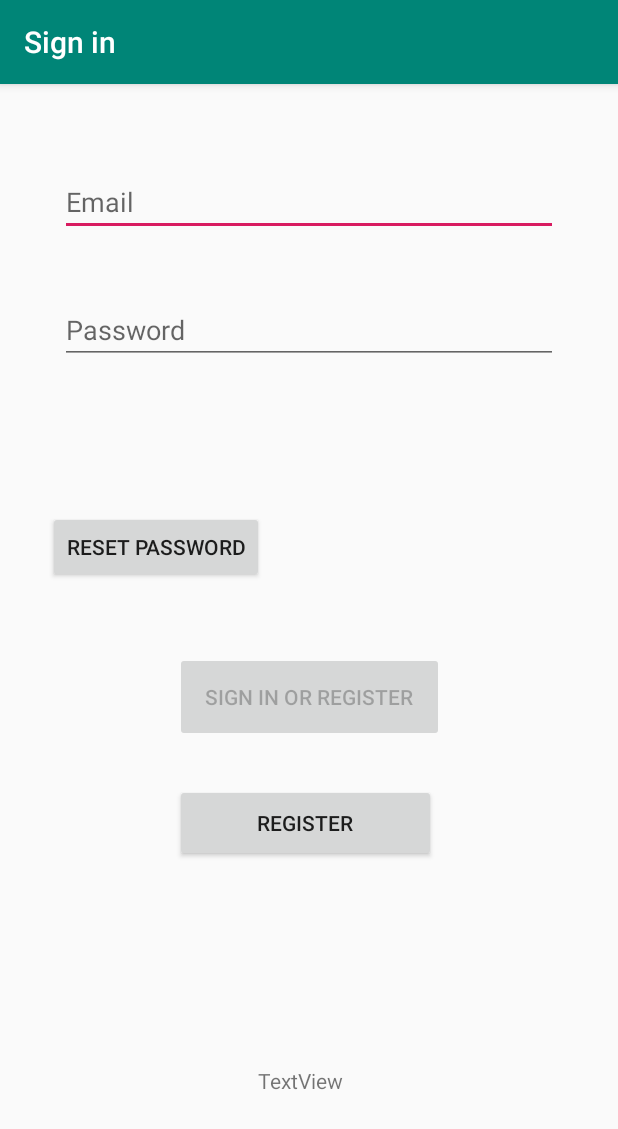
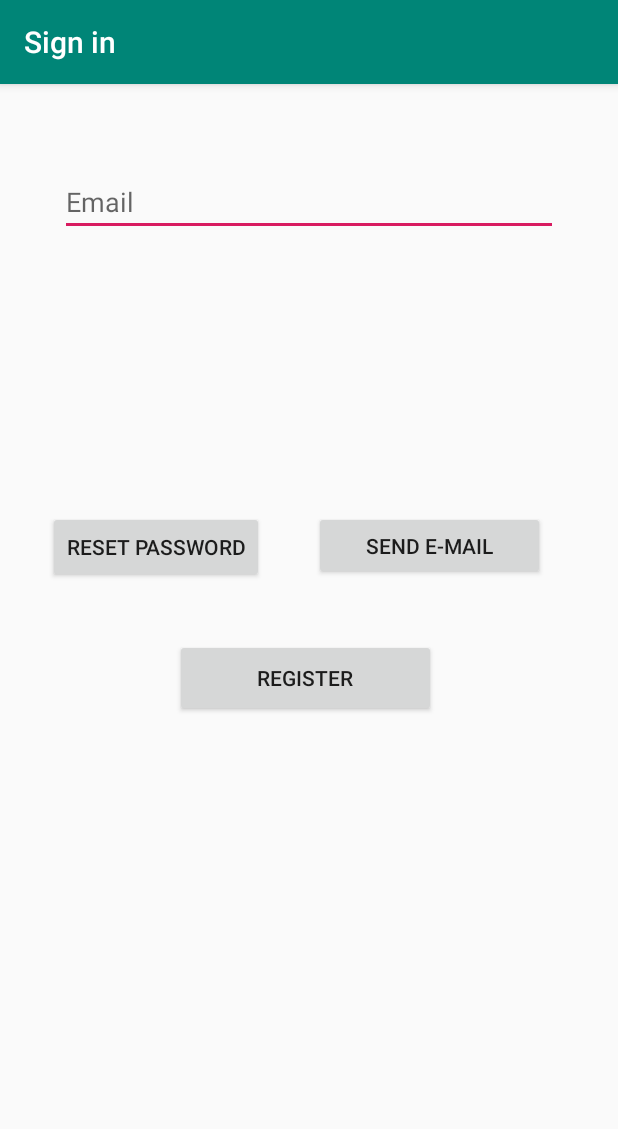
Before and after one commit to transmission-project/y2-project, an Android app: the screen it shows after launch (LoginActivity), after a tap on "SEND E-MAIL", on a phone screen of 412 x 824 dp. Shown: the top 1129 px of the screen. Run offline under Robolectric (Android 15) with nearby library versions, the light colour scheme and no system bars; our stand-ins replace Firebase (no records; nobody signed in at launch, a user with empty details on screens opened directly); 2 other taps on this screen came first.

Commit message:
Minor Graphical updates

```diff
--- a/android/app/src/main/java/com/example/huntertalk/RegistrationActivity.java
+++ b/android/app/src/main/java/com/example/huntertalk/RegistrationActivity.java
@@ -58,6 +58,10 @@
                     Toast.makeText(getApplicationContext(), "Enter email address!", Toast.LENGTH_SHORT).show();
                     return;
                 }
+                if (email.equals("") || !email.contains("@") || !email.contains(".")){
+                    Toast.makeText(getApplicationContext(), "Invalid email address", Toast.LENGTH_SHORT).show();
+                    return;
+                }
 
                 if (TextUtils.isEmpty(password)) {
                     Toast.makeText(getApplicationContext(), "Enter password!", Toast.LENGTH_SHORT).show();
--- a/android/app/src/main/java/com/example/huntertalk/ui/login/LoginActivity.java
+++ b/android/app/src/main/java/com/example/huntertalk/ui/login/LoginActivity.java
@@ -12,9 +12,7 @@
 import android.text.Editable;
 import android.text.TextWatcher;
 import android.util.Log;
-import android.view.KeyEvent;
 import android.view.View;
-import android.view.inputmethod.EditorInfo;
 import android.widget.Button;
 import android.widget.EditText;
 import android.widget.ProgressBar;
@@ -40,7 +38,6 @@
     private Button sendem;
     private FirebaseAuth mAuth;
     private static final String TAG = "LoginActivity";
-    private TextView mStatusTextView;
     private TextView mDetailTextView;
 
 
@@ -55,7 +52,6 @@
         final EditText passwordEditText = findViewById(R.id.password);
         final Button loginButton = findViewById(R.id.login);
         final ProgressBar loadingProgressBar = findViewById(R.id.loading);
-        mStatusTextView = findViewById(R.id.status);
         mDetailTextView = findViewById(R.id.detail);
         resetpw = findViewById(R.id.resetpw);
         sendem = findViewById(R.id.sendem);
@@ -67,6 +63,7 @@
                 findViewById(R.id.password).setVisibility(View.GONE);
                 findViewById(R.id.login).setVisibility(View.GONE);
                 findViewById(R.id.sendem).setVisibility(View.VISIBLE);
+
             }
         });
 
@@ -74,7 +71,10 @@
             @Override
             public void onClick(View v) {
                 String emailAddress = usernameEditText.getText().toString().trim();
-
+                if (emailAddress.equals("") || !emailAddress.contains("@") || !emailAddress.contains(".")){
+                    Toast.makeText(getApplicationContext(), "Invalid email address", Toast.LENGTH_SHORT).show();
+                    return;
+                }
                 mAuth.sendPasswordResetEmail(emailAddress)
                         .addOnCompleteListener(new OnCompleteListener<Void>() {
                             @Override
@@ -99,6 +99,10 @@
             @Override
             public void onClick(View v) {
                 String email = usernameEditText.getText().toString().trim();
+                if (email.equals("") || !email.contains("@") || !email.contains(".")){
+                    Toast.makeText(getApplicationContext(), "Invalid email address", Toast.LENGTH_SHORT).show();
+                    return;
+                }
                 String password = passwordEditText.getText().toString().trim();
                 mAuth.signInWithEmailAndPassword(email, password)
                         .addOnCompleteListener(LoginActivity.this, new OnCompleteListener<AuthResult>() {
--- a/android/app/src/main/res/layout/activity_login.xml
+++ b/android/app/src/main/res/layout/activity_login.xml
@@ -57,7 +57,7 @@
         android:layout_marginRight="8dp"
         android:layout_marginBottom="64dp"
         android:enabled="false"
-        android:text="@string/action_sign_in"
+        android:text="@string/action_sign_in_short"
         app:layout_constraintBottom_toBottomOf="parent"
         app:layout_constraintEnd_toEndOf="parent"
         app:layout_constraintStart_toStartOf="parent"
@@ -96,21 +96,6 @@
         app:layout_constraintTop_toBottomOf="@+id/login" />
 
     <TextView
-        android:id="@+id/status"
-        android:layout_width="wrap_content"
-        android:layout_height="0dp"
-        android:layout_marginStart="156dp"
-        android:layout_marginLeft="156dp"
-        android:layout_marginTop="32dp"
-        android:layout_marginEnd="8dp"
-        android:layout_marginRight="8dp"
-        android:text="TextView"
-        app:layout_constraintEnd_toEndOf="parent"
-        app:layout_constraintHorizontal_bias="0.0"
-        app:layout_constraintStart_toStartOf="parent"
-        app:layout_constraintTop_toBottomOf="@+id/detail" />
-
-    <TextView
         android:id="@+id/detail"
         android:layout_width="86dp"
         android:layout_height="52dp"
@@ -120,8 +105,8 @@
         android:layout_marginEnd="8dp"
         android:layout_marginRight="8dp"
         android:layout_marginBottom="8dp"
-        android:text="TextView"
-        app:layout_constraintBottom_toTopOf="@+id/mStatusTextView"
+        android:text="Welcome!"
+
         app:layout_constraintEnd_toEndOf="parent"
         app:layout_constraintHorizontal_bias="0.404"
         app:layout_constraintStart_toStartOf="parent"
--- a/android/app/src/main/res/values/strings.xml
+++ b/android/app/src/main/res/values/strings.xml
@@ -10,7 +10,7 @@
     <string name="firebase_status_fmt">Firebase User: %s</string>
     <string name="signed_out">Signed Out</string>
 
-    <string name="action_sign_in">Sign in or register</string>
+
     <string name="action_sign_in_short">Sign in</string>
     <string name="welcome">Welcome!</string>
     <string name="invalid_username">Invalid username</string>
```
